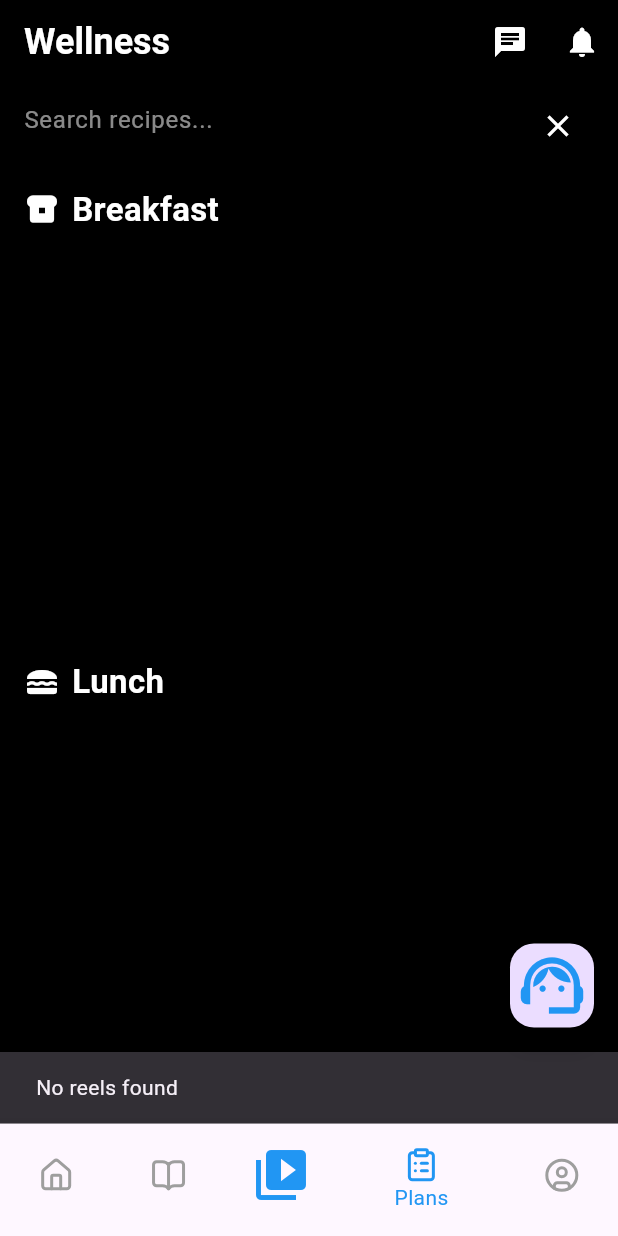
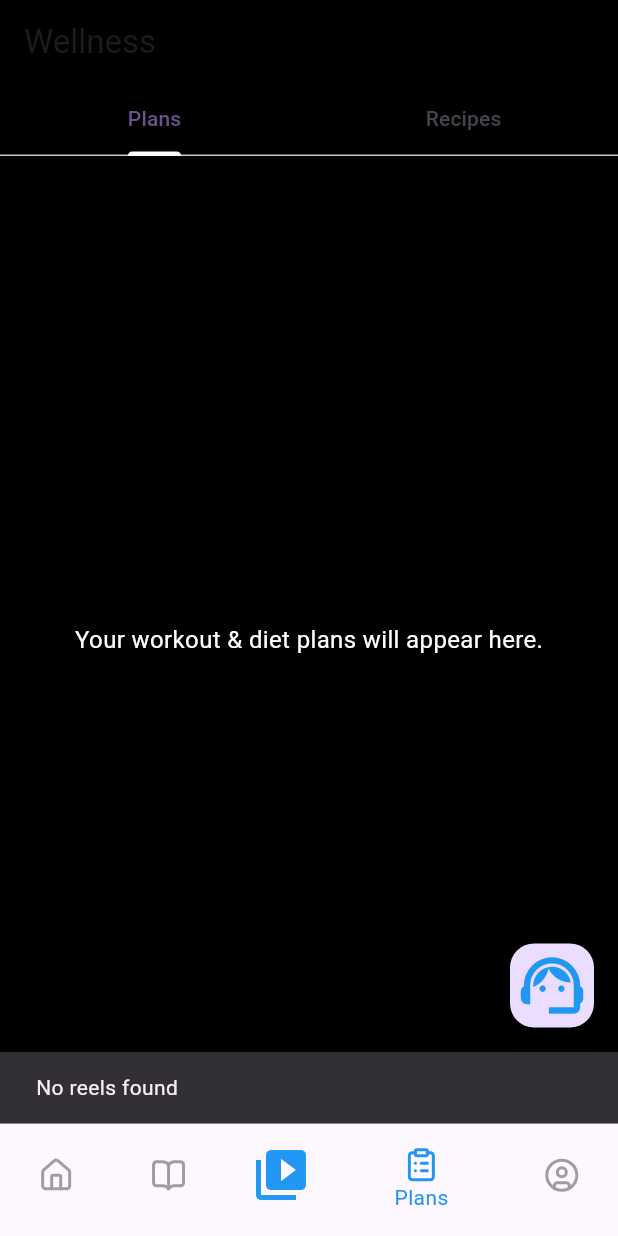
Before and after one commit to muhammedshahbasheer/wellness, a Flutter app: the HomePage screen opened directly, swiped to page 4, on a phone screen of 412 x 824 dp. Run offline on Flutter 3.47's test engine with Material 3 defaults, Android fonts, the phone set to English and light mode, and no system bars; our stand-ins replace cloud_firestore, file_picker, firebase_auth, firebase_core, fl_chart, image_picker and 4 more; accounts and stored records are empty.

Commit message:
planandworkoutscreendone

```diff
--- a/lib/admin/trainerdetails.dart
+++ b/lib/admin/trainerdetails.dart
@@ -174,7 +174,7 @@ class _TrainerDetailPageState extends State<TrainerDetailPage> {
       child: const Text('Unassign'),
     ),
   );
-}).toList(),
+}),
 
                     const SizedBox(height: 20),
                     const Text(
@@ -202,7 +202,7 @@ class _TrainerDetailPageState extends State<TrainerDetailPage> {
                             );
                           },
                         );
-                      }).toList(),
+                      }),
                   ],
                 ),
               ),
--- a/lib/trainer/messages.dart
+++ b/lib/trainer/messages.dart
@@ -21,7 +21,7 @@ class _ChatScreenState extends State<ChatScreentrainer> {
   String getChatId() {
     return trainerId.hashCode <= widget.userId.hashCode
         ? '${trainerId}_${widget.userId}'
-        : '${widget.userId}_${trainerId}';
+        : '${widget.userId}_$trainerId';
   }
 
   // Function to send a message to Firestore
--- a/lib/user/homepage.dart
+++ b/lib/user/homepage.dart
@@ -4,6 +4,7 @@ import 'package:wellness/user/chatbot.dart';
 import 'package:wellness/user/chatscreentrainer.dart';
 import 'package:wellness/user/dashboard.dart';
 import 'package:wellness/user/diary.dart';
+import 'package:wellness/user/planandworkout.dart';
 import 'package:wellness/user/plans.dart';
 import 'package:wellness/user/profilemanagment.dart';
 import 'package:firebase_auth/firebase_auth.dart';
@@ -41,7 +42,7 @@ class _HomePageState extends State<HomePage> {
     const CalorieSliderScreen(),
     const DiaryPage(),
     const ReelViewer(), // Reel page (video won't autoplay when switching tabs)
-    const RecipeScreen(),
+    const PlansAndRecipesLauncher(),
     UserProfileScreen(), // Profile page
   ];
 
@@ -69,34 +70,7 @@ class _HomePageState extends State<HomePage> {
           MaterialPageRoute(builder : (context) => ChatScreen()));
         },
       ),
-      appBar: AppBar(
-  backgroundColor: Colors.black,
-  title: const Text(
-    'Wellness',
-    style: TextStyle(
-      color: Colors.white,
-      fontSize: 24,
-      fontWeight: FontWeight.bold,
-    ),
-  ),
-  actions: [
-    IconButton(
-      icon: const Icon(Icons.chat, color: Colors.white),
-      onPressed: () {
-        Navigator.push(
-          context,
-          MaterialPageRoute(builder: (context) => ChatScreenuser(userId:FirebaseAuth.instance.currentUser!.uid)),
-        );
-      },
-    ),
-    IconButton(
-      icon: const Icon(Icons.notifications, color: Colors.white),
-      onPressed: () {
-        // Add notification action here if needed
-      },
-    ),
-  ],
-),
+
 
       body: PageView(
         controller: _pageController,
--- /dev/null
+++ b/lib/user/planandworkout.dart
@@ -0,0 +1,49 @@
+import 'package:flutter/material.dart';
+import 'package:wellness/user/plans.dart';
+
+class PlansAndRecipesLauncher extends StatelessWidget {
+  const PlansAndRecipesLauncher({Key? key}) : super(key: key);
+
+  @override
+  Widget build(BuildContext context) {
+    return DefaultTabController(
+      length: 2, // Number of tabs
+      child: Scaffold(
+        appBar: AppBar(
+          title: const Text('Wellness'),
+          bottom: const TabBar(
+            indicatorColor: Colors.white,
+            tabs: [
+              Tab(text: 'Plans'),
+              Tab(text: 'Recipes'),
+            ],
+          ),
+          backgroundColor: Colors.black,
+
+automaticallyImplyLeading: false
+        ),
+        body: const TabBarView(
+          children: [
+            PlansPage(),
+            RecipeScreen(),
+          ],
+        ),
+        backgroundColor: Colors.black,
+      ),
+    );
+  }
+}
+
+class PlansPage extends StatelessWidget {
+  const PlansPage({Key? key}) : super(key: key);
+
+  @override
+  Widget build(BuildContext context) {
+    return const Center(
+      child: Text(
+        'Your workout & diet plans will appear here.',
+        style: TextStyle(color: Colors.white, fontSize: 16),
+      ),
+    );
+  }
+}
--- a/lib/user/profilemanagment.dart
+++ b/lib/user/profilemanagment.dart
@@ -164,6 +164,7 @@ class _UserProfileScreenState extends State<UserProfileScreen> {
             tooltip: "Submit Feedback",
           )
         ],
+        automaticallyImplyLeading: false
       ),
       body: isLoading
           ? const Center(child: CircularProgressIndicator())
--- a/lib/user/reelview.dart
+++ b/lib/user/reelview.dart
@@ -12,7 +12,7 @@ class ReelViewer extends StatefulWidget {
 class _ReelViewerState extends State<ReelViewer> {
   final PageController _pageController = PageController();
   List<String> _reelLinks = [];
-  List<VideoPlayerController> _controllers = [];
+  final List<VideoPlayerController> _controllers = [];
   bool isLoading = true;
   int _currentPage = 0;
 
```
Also changed, not shown: lib/admin/feedbackview.dart (+66 -5 lines), lib/user/dashboard.dart (+30 -5 lines), 3 other files.
